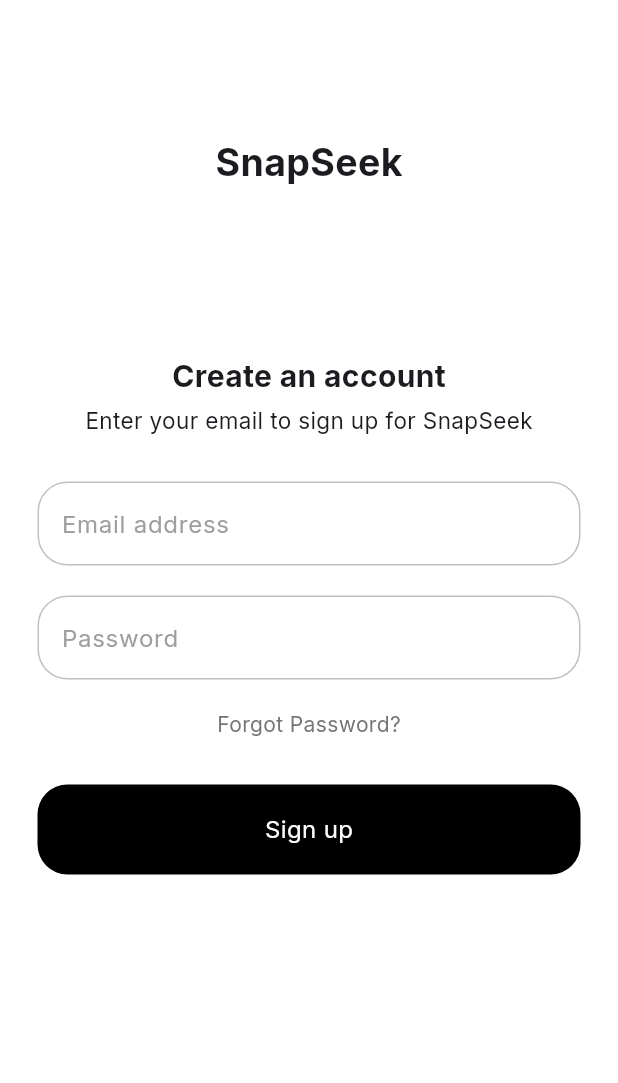
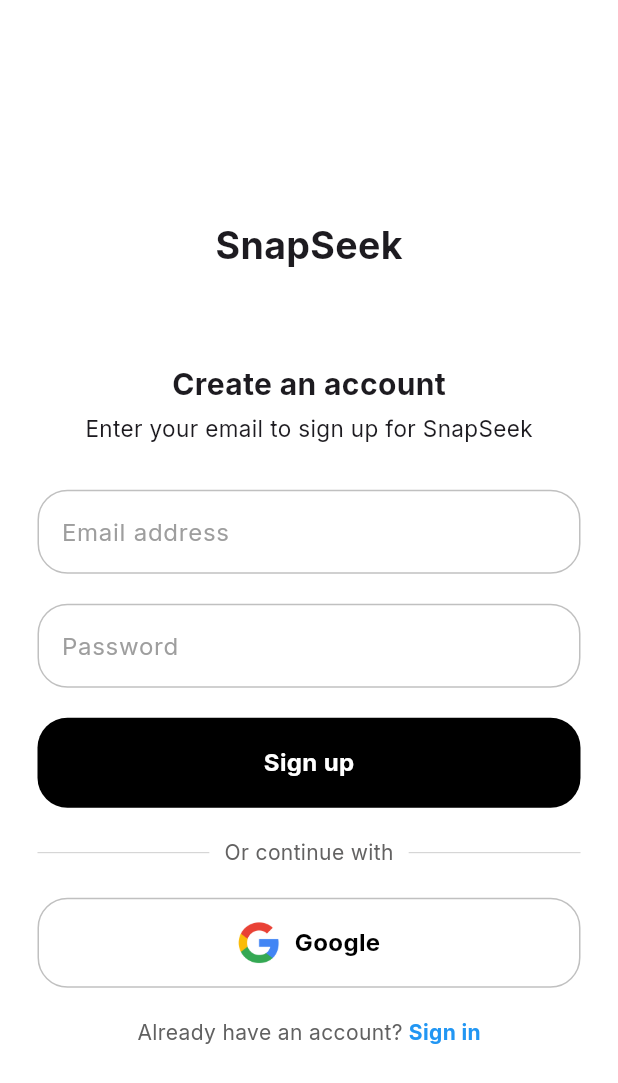
Before and after one commit to jjustinsong/snapseek, a Flutter app: the screen it shows after launch, on a phone screen of 412 x 824 dp. Shown: the top 1083 px of the screen. Run offline on Flutter 3.47's test engine with Material 3 defaults, Android fonts, the phone set to English and light mode, and no system bars; our stand-ins replace firebase_core, google_fonts, google_nav_bar, line_icons, logger; accounts and stored records are empty.

Commit message:
created signup page ui

```diff
--- a/snapseek/lib/components/button.dart
+++ b/snapseek/lib/components/button.dart
@@ -1,14 +1,17 @@
 import "package:flutter/material.dart";
 
 class CustomButton extends StatelessWidget {
-  const CustomButton({super.key});
+
+  final Function()? onTap;
+
+  const CustomButton({super.key, required this.onTap});
 
   @override
   Widget build(BuildContext context) {
-    return Container(
+    return GestureDetector(
+      onTap: onTap,
+      child: Container(
         height: 60.0,
-      padding: const EdgeInsets.only(left: 25, right: 25),
-      margin: const EdgeInsets.only(left: 25, right: 25),
         decoration: BoxDecoration(
           color: Colors.black,
           borderRadius: BorderRadius.circular(20),
@@ -16,9 +19,10 @@
         child: const Center(
           child: Text(
             "Sign up",
-          style: TextStyle(color: Colors.white, fontSize: 16),
+            style: TextStyle(color: Colors.white, fontWeight: FontWeight.bold, fontSize: 16),
           ),
         )
+      ),
     );
   }
 }
--- a/snapseek/lib/components/textfield.dart
+++ b/snapseek/lib/components/textfield.dart
@@ -15,7 +15,7 @@
   @override
   Widget build(BuildContext context) {
     return Padding(
-      padding: const EdgeInsets.only(bottom: 20.0, left: 25, right: 25),
+      padding: const EdgeInsets.only(bottom: 20.0),
       child: TextField(
         controller: controller,
         obscureText: obscureText,
@@ -24,8 +24,9 @@
             borderSide: const BorderSide(color: Color.fromARGB(255, 192, 192, 192)),
             borderRadius: BorderRadius.circular(20.0),
           ),
-          focusedBorder: const OutlineInputBorder(
-            borderSide: BorderSide(color: Color.fromARGB(255, 180, 180, 180))
+          focusedBorder: OutlineInputBorder(
+            borderSide: const BorderSide(color: Color.fromARGB(255, 180, 180, 180)),
+            borderRadius: BorderRadius.circular(20.0),
           ),
           fillColor: Colors.white,
           filled: true,
--- /dev/null
+++ b/snapseek/lib/components/tile.dart
@@ -0,0 +1,31 @@
+import 'package:flutter/material.dart';
+
+class Tile extends StatelessWidget {
+  final String imagePath;
+  const Tile({super.key, required this.imagePath});
+
+  @override
+  Widget build(BuildContext context) {
+    return Container(
+      height: 60,
+      padding: const EdgeInsets.all(15),
+      decoration: BoxDecoration(
+        border: Border.all(color: const Color.fromARGB(255, 192, 192, 192)),
+        borderRadius: BorderRadius.circular(20.0),
+        color: Colors.white,
+      ),
+      child: Center(
+        child: Row(
+          mainAxisAlignment: MainAxisAlignment.center,
+          children: [
+            Padding(
+              padding: const EdgeInsets.only(right: 10),
+              child: Image.asset(imagePath, height: 40),
+            ),
+            const Text('Google', style: TextStyle(color: Colors.black, fontWeight: FontWeight.bold, fontSize: 16))
+          ],
+        ),
+      )
+    );
+  }
+}
--- a/snapseek/lib/pages/login.dart
+++ b/snapseek/lib/pages/login.dart
@@ -1,6 +1,7 @@
 import 'package:flutter/material.dart';
 import 'package:snapseek/components/button.dart';
 import 'package:snapseek/components/textfield.dart';
+import 'package:snapseek/components/tile.dart';
 
 class SignUpPage extends StatelessWidget {
   SignUpPage({super.key});
@@ -8,6 +9,9 @@
   final TextEditingController usernameController = TextEditingController();
   final TextEditingController passwordController = TextEditingController();
 
+  void signUp() {
+
+  }
 
   @override
   Widget build(BuildContext context) {
@@ -15,14 +19,17 @@
       backgroundColor: Colors.white,
       body: SafeArea(
         child: Center(
+          child: Padding(
+            padding: const EdgeInsets.only(left: 25.0, right: 25.0),
             child: Column(
+              mainAxisAlignment: MainAxisAlignment.center,
               children: [
                 const Padding(
-                padding: EdgeInsets.only(top: 90.0),
+                  padding: EdgeInsets.only(top: 20.0),
                   child: Text("SnapSeek", style: TextStyle(fontWeight: FontWeight.bold, fontSize: 25))
                 ),
                 const Padding(
-                padding: EdgeInsets.only(top: 110),
+                  padding: EdgeInsets.only(top: 60),
                   child: Text("Create an account", style: TextStyle(fontWeight: FontWeight.bold, fontSize: 20))
                 ),
                 const Padding(
@@ -39,10 +46,49 @@
                   hintText: 'Password',
                   obscureText: true,
                 ),
-              Text("Forgot Password?", style: TextStyle(color: Colors.grey[600])),
-              const SizedBox(height: 30.0),
-              CustomButton(),
+                CustomButton(
+                  onTap: signUp,
+                ),
+                const SizedBox(height: 20.0),
+                Row(
+                  children: [
+                    Expanded(
+                      child: Divider(
+                        thickness: 0.5,
+                        color: Colors.grey[400]
+                      )
+                    ),
+                    const Padding(
+                      padding: EdgeInsets.only(right: 10.0, left: 10.0),
+                      child: Text('Or continue with', style: TextStyle(color: Color.fromARGB(255, 99, 98, 98))),
+                    ),
+                    Expanded(
+                      child: Divider(
+                        thickness: 0.5,
+                        color: Colors.grey[400]
+                      )
+                    )
                   ]
+                ),
+                const SizedBox(height: 20.0),
+                const Tile(imagePath: 'lib/images/google logo.png'),
+                const SizedBox(height: 20.0),
+                Row(
+                  mainAxisAlignment: MainAxisAlignment.center,
+                  children: [
+                    Text(
+                      "Already have an account?",
+                      style: TextStyle(color: Colors.grey[700]),
+                    ),
+                    const SizedBox(width: 4),
+                    const Text(
+                      'Sign in',
+                      style: TextStyle(color: Colors.blue, fontWeight: FontWeight.bold)
+                    )
+                  ],
+                )
+              ]
+            ),
           )
         )
       )
--- a/snapseek/pubspec.yaml
+++ b/snapseek/pubspec.yaml
@@ -41,6 +41,7 @@
   http: ^1.2.1
   provider: ^6.1.2
   logger: ^2.3.0
+  firebase_core: ^3.0.0
 
 dev_dependencies:
   flutter_test:
```
Also changed, not shown: snapseek/firebase.json (added), snapseek/lib/firebase_options.dart (added), snapseek/pubspec.lock, 6 other files. Lines whose indentation alone changed are shown as unchanged.
